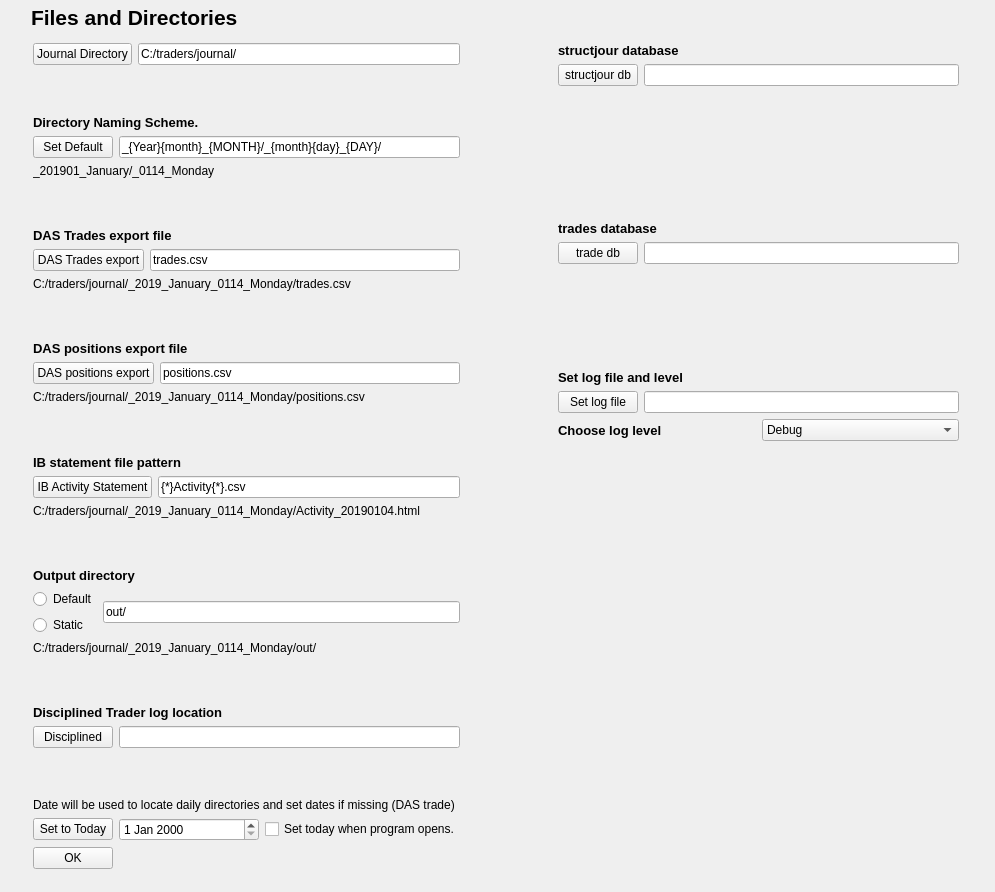
Old version of the form structjour/view/filesettings.ui in the repository MikePia/structjour.
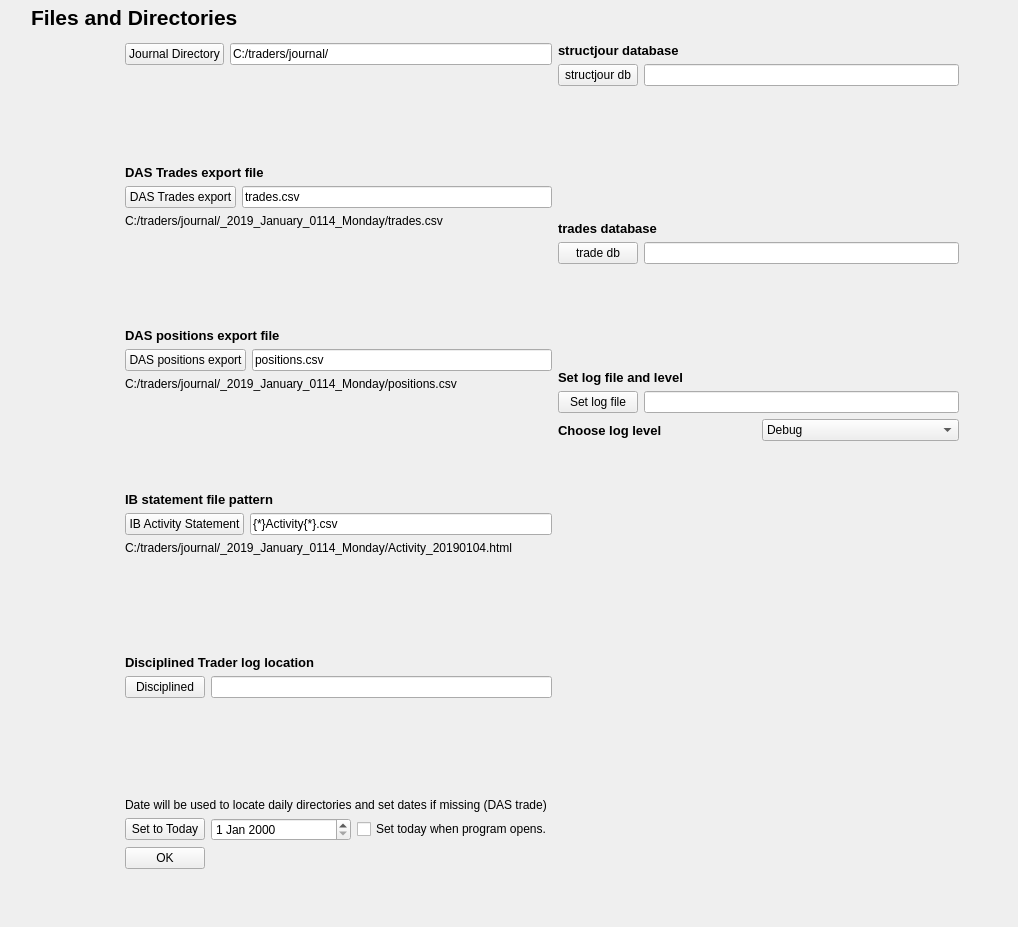
New version of the form. Icons and pictures are not drawn.

Commit message: Made the outdir and naming scheme default only

```diff
--- a/structjour/view/filesettings.ui
+++ b/structjour/view/filesettings.ui
@@ -6,8 +6,8 @@
    <rect>
     <x>0</x>
     <y>0</y>
-    <width>995</width>
-    <height>892</height>
+    <width>1018</width>
+    <height>927</height>
    </rect>
   </property>
   <property name="windowTitle">
@@ -47,6 +47,19 @@
     </rect>
    </property>
    <layout class="QHBoxLayout" name="horizontalLayout_15">
+    <item>
+     <spacer name="horizontalSpacer_2">
+      <property name="orientation">
+       <enum>Qt::Horizontal</enum>
+      </property>
+      <property name="sizeHint" stdset="0">
+       <size>
+        <width>40</width>
+        <height>20</height>
+       </size>
+      </property>
+     </spacer>
+    </item>
     <item>
      <layout class="QVBoxLayout" name="verticalLayout_2">
       <item>
@@ -70,7 +83,7 @@
            </size>
           </property>
           <property name="toolTip">
-           <string>&lt;html&gt;&lt;head/&gt;&lt;body&gt;&lt;p&gt;&lt;span style=&quot; font-size:10pt; color:#020761;&quot;&gt;The location you choose will hold files and directories organized by dates.&lt;/span&gt;&lt;/p&gt;&lt;/body&gt;&lt;/html&gt;</string>
+           <string>&lt;html&gt;&lt;head/&gt;&lt;body&gt;&lt;p&gt;&lt;span style=&quot; font-size:10pt; color:#020761;&quot;&gt;&lt;h1&gt;Your journal directory&lt;/h1&gt;The is the root location of your journal files. This value must be set. Use the button to browse to a location.&lt;/span&gt;&lt;/p&gt;&lt;/body&gt;&lt;/html&gt;</string>
           </property>
           <property name="text">
            <string>C:/traders/journal/</string>
@@ -93,68 +106,7 @@
        </spacer>
       </item>
       <item>
-       <widget class="QLabel" name="label">
-        <property name="font">
-         <font>
-          <pointsize>10</pointsize>
-          <weight>75</weight>
-          <bold>true</bold>
-         </font>
-        </property>
-        <property name="text">
-         <string>Directory Naming Scheme. </string>
-        </property>
-       </widget>
-      </item>
-      <item>
-       <layout class="QHBoxLayout" name="horizontalLayout_2">
-        <item>
-         <widget class="QPushButton" name="schemeBtn">
-          <property name="focusPolicy">
-           <enum>Qt::NoFocus</enum>
-          </property>
-          <property name="text">
-           <string>Set Default</string>
-          </property>
-         </widget>
-        </item>
-        <item>
-         <widget class="QLineEdit" name="scheme">
-          <property name="minimumSize">
-           <size>
-            <width>300</width>
-            <height>0</height>
-           </size>
-          </property>
-          <property name="toolTip">
-           <string>&lt;html&gt;&lt;head/&gt;&lt;body&gt;&lt;p&gt;Use the date variables as seen in the default naming scheme and see the result below. Please retain a month/day directory structure. Both directories should sort alpa-numerically. After editing press enter to update the naming scheme.&lt;/p&gt;&lt;/body&gt;&lt;/html&gt;</string>
-          </property>
-          <property name="text">
-           <string>_{Year}{month}_{MONTH}/_{month}{day}_{DAY}/</string>
-          </property>
-         </widget>
-        </item>
-       </layout>
-      </item>
-      <item>
-       <widget class="QLabel" name="schemeLbl">
-        <property name="text">
-         <string>_201901_January/_0114_Monday</string>
-        </property>
-       </widget>
-      </item>
-      <item>
-       <spacer name="verticalSpacer_2">
-        <property name="orientation">
-         <enum>Qt::Vertical</enum>
-        </property>
-        <property name="sizeHint" stdset="0">
-         <size>
-          <width>20</width>
-          <height>17</height>
-         </size>
-        </property>
-       </spacer>
+       <layout class="QHBoxLayout" name="horizontalLayout_2"/>
       </item>
       <item>
        <widget class="QLabel" name="label_2">
@@ -194,7 +146,7 @@
            </size>
           </property>
           <property name="toolTip">
-           <string>&lt;html&gt;&lt;head/&gt;&lt;body&gt;&lt;p&gt;&lt;span style=&quot; font-size:10pt; color:#000767;&quot;&gt;This is an export from the DAS Trader Pro trades window. Enter only the filename (exclude the path).&lt;/span&gt;&lt;/p&gt;&lt;/body&gt;&lt;/html&gt;</string>
+           <string>&lt;html&gt;&lt;head/&gt;&lt;body&gt;&lt;h3 style=&quot; margin-top:14px; margin-bottom:12px; margin-left:0px; margin-right:0px; -qt-block-indent:0; text-indent:0px;&quot;&gt;&lt;span style=&quot; font-size:10pt; font-weight:600; color:#08056c;&quot;&gt;Default name for trades.&lt;/span&gt;&lt;/h3&gt;&lt;p&gt;&lt;span style=&quot; font-size:10pt; color:#08056c;&quot;&gt;This is the filename of the trades table as you export it from DAS trader pro. Enter only the file name. (Exclude the path). Press the button to use the default name.&lt;/span&gt;&lt;/p&gt;&lt;/body&gt;&lt;/html&gt;</string>
           </property>
           <property name="text">
            <string>trades.csv</string>
@@ -205,6 +157,9 @@
       </item>
       <item>
        <widget class="QLabel" name="dasInfileLbl">
+        <property name="toolTip">
+         <string>&lt;html&gt;&lt;head/&gt;&lt;body&gt;&lt;h3 style=&quot; margin-top:14px; margin-bottom:12px; margin-left:0px; margin-right:0px; -qt-block-indent:0; text-indent:0px;&quot;&gt;&lt;span style=&quot; font-size:large; font-weight:600;&quot;&gt;DAS trades file&lt;/span&gt;&lt;/h3&gt;&lt;p&gt;This shows the location of the trades file using the journaldir, selected date and the filename. Green indicates a file by that name exists and red that it does not.&lt;/p&gt;&lt;/body&gt;&lt;/html&gt;</string>
+        </property>
         <property name="text">
          <string>C:/traders/journal/_2019_January_0114_Monday/trades.csv</string>
         </property>
@@ -258,7 +213,7 @@
            </size>
           </property>
           <property name="toolTip">
-           <string>&lt;html&gt;&lt;head/&gt;&lt;body&gt;&lt;p&gt;&lt;span style=&quot; font-size:10pt; color:#08056c;&quot;&gt;This is an export from DAS trader pro of the positions window.&lt;/span&gt;&lt;/p&gt;&lt;/body&gt;&lt;/html&gt;</string>
+           <string>&lt;html&gt;&lt;head/&gt;&lt;body&gt;&lt;h3 style=&quot; margin-top:14px; margin-bottom:12px; margin-left:0px; margin-right:0px; -qt-block-indent:0; text-indent:0px;&quot;&gt;&lt;span style=&quot; font-size:10pt; font-weight:600; color:#08056c;&quot;&gt;Default name for positions.&lt;/span&gt;&lt;/h3&gt;&lt;p&gt;&lt;span style=&quot; font-size:10pt; color:#08056c;&quot;&gt;This is the filename of the positions table as you export it from DAS trader pro. Enter only the file name. (Exclude the path). Press the button to use the default name.&lt;/span&gt;&lt;/p&gt;&lt;/body&gt;&lt;/html&gt;</string>
           </property>
           <property name="text">
            <string>positions.csv</string>
@@ -269,6 +224,9 @@
       </item>
       <item>
        <widget class="QLabel" name="dasInfile2Lbl">
+        <property name="toolTip">
+         <string>&lt;html&gt;&lt;head/&gt;&lt;body&gt;&lt;h3 style=&quot; margin-top:14px; margin-bottom:12px; margin-left:0px; margin-right:0px; -qt-block-indent:0; text-indent:0px;&quot;&gt;&lt;span style=&quot; font-size:large; font-weight:600;&quot;&gt;DAS positions file&lt;/span&gt;&lt;/h3&gt;&lt;p&gt;This shows the location of the positions file using the journaldir, selected date and the filename. Green indicates a  file by that name exists and red that it does not exist.&lt;/p&gt;&lt;/body&gt;&lt;/html&gt;</string>
+        </property>
         <property name="text">
          <string>C:/traders/journal/_2019_January_0114_Monday/positions.csv</string>
         </property>
@@ -345,78 +303,13 @@
         </property>
        </spacer>
       </item>
-      <item>
-       <widget class="QLabel" name="label_5">
-        <property name="font">
-         <font>
-          <pointsize>10</pointsize>
-          <weight>75</weight>
-          <bold>true</bold>
-         </font>
-        </property>
-        <property name="text">
-         <string>Output directory</string>
-        </property>
-       </widget>
-      </item>
       <item>
        <layout class="QHBoxLayout" name="horizontalLayout_6">
         <item>
-         <layout class="QVBoxLayout" name="verticalLayout">
-          <item>
-           <widget class="QRadioButton" name="outdirDefault">
-            <property name="text">
-             <string>Default</string>
-            </property>
-           </widget>
-          </item>
-          <item>
-           <widget class="QRadioButton" name="outdirStatic">
-            <property name="text">
-             <string>Static</string>
-            </property>
-           </widget>
-          </item>
-         </layout>
-        </item>
-        <item>
-         <widget class="QLineEdit" name="outdir">
-          <property name="minimumSize">
-           <size>
-            <width>300</width>
-            <height>0</height>
-           </size>
-          </property>
-          <property name="toolTip">
-           <string>&lt;html&gt;&lt;head/&gt;&lt;body&gt;&lt;p&gt;&lt;span style=&quot; font-size:10pt; color:#040e6a;&quot;&gt;By default, the output dir will be below the indir. Recommend generally to keep default. Output files and charts will be saved to this directory.&lt;/span&gt;&lt;/p&gt;&lt;/body&gt;&lt;/html&gt;</string>
-          </property>
-          <property name="text">
-           <string>out/</string>
-          </property>
-         </widget>
+         <layout class="QVBoxLayout" name="verticalLayout"/>
         </item>
        </layout>
       </item>
-      <item>
-       <widget class="QLabel" name="outdirLbl">
-        <property name="text">
-         <string>C:/traders/journal/_2019_January_0114_Monday/out/</string>
-        </property>
-       </widget>
-      </item>
-      <item>
-       <spacer name="verticalSpacer_6">
-        <property name="orientation">
-         <enum>Qt::Vertical</enum>
-        </property>
-        <property name="sizeHint" stdset="0">
-         <size>
-          <width>20</width>
-          <height>17</height>
-         </size>
-        </property>
-       </spacer>
-      </item>
       <item>
        <widget class="QLabel" name="label_6">
         <property name="font">
@@ -547,19 +440,6 @@
       </item>
      </layout>
     </item>
-    <item>
-     <spacer name="horizontalSpacer_2">
-      <property name="orientation">
-       <enum>Qt::Horizontal</enum>
-      </property>
-      <property name="sizeHint" stdset="0">
-       <size>
-        <width>40</width>
-        <height>20</height>
-       </size>
-      </property>
-     </spacer>
-    </item>
     <item>
      <layout class="QVBoxLayout" name="verticalLayout_12">
       <item>
```
The commit also changes 3 other files.
